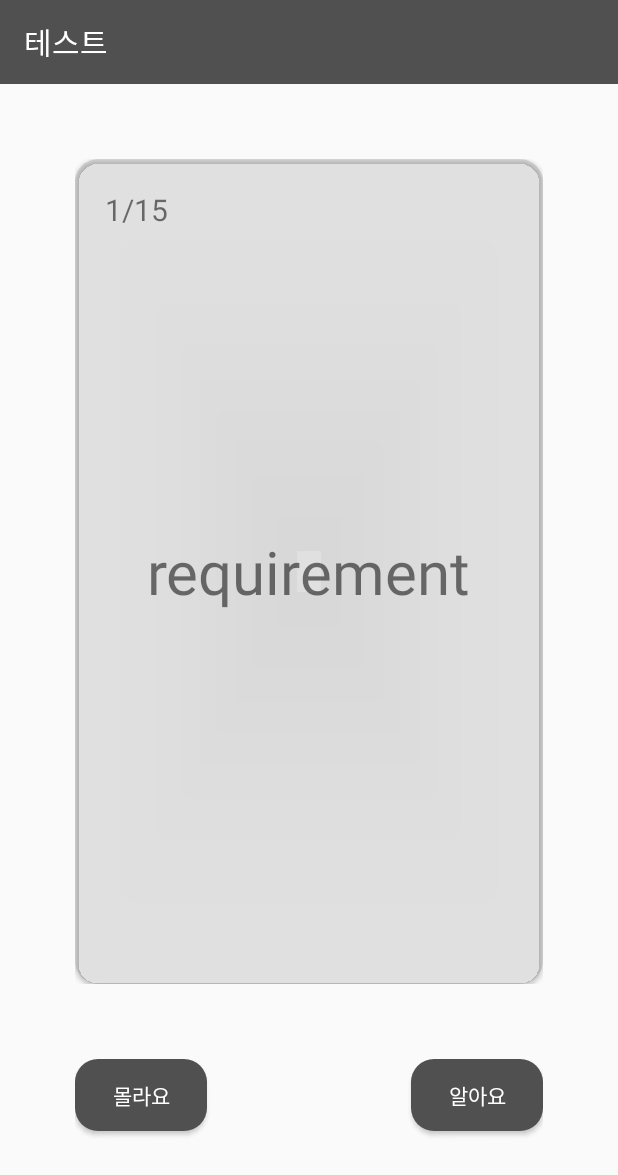
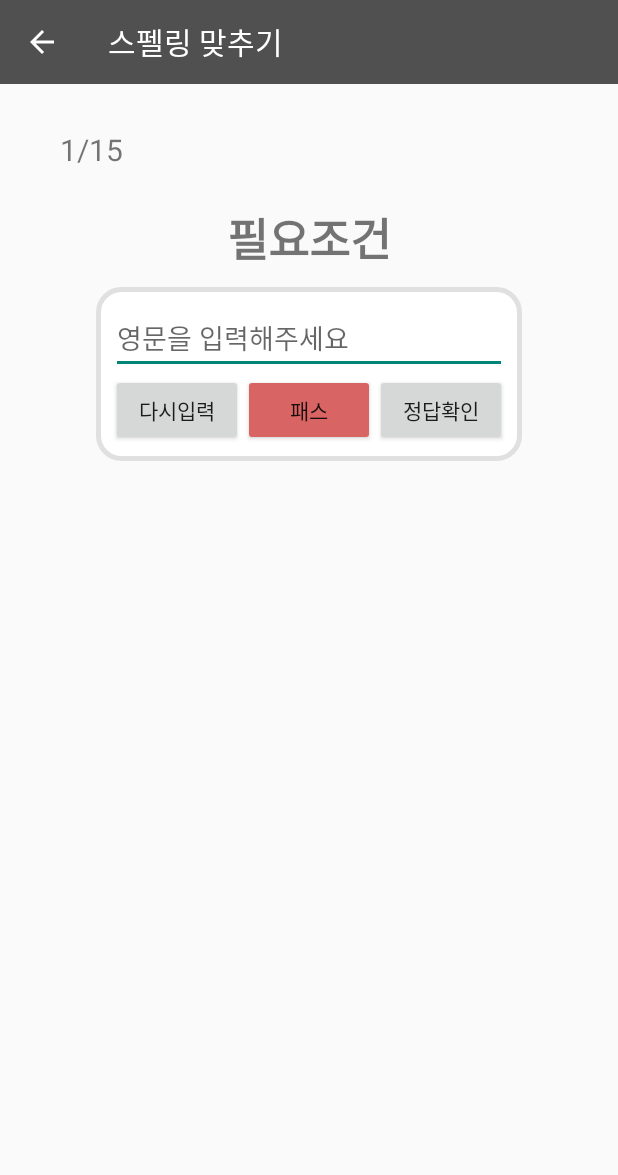
Before and after one commit to JooHui-void/-android-EnglishVocabulary-App, an Android app: the MainTestActivity screen opened directly, with no data from a screen before it, after a tap on an icon or button, on a phone screen of 412 x 824 dp. Shown: the top 1175 px of the screen. Run offline under Robolectric (Android 15) with nearby library versions, the phone set to English and light mode, and no system bars; our stand-ins replace ButterKnife, Room's generated code; 3 other taps on this screen came first.

Commit message:
alphabet test

```diff
--- a/app/src/main/java/com/example/vocaproject/AlphabetTest.java
+++ b/app/src/main/java/com/example/vocaproject/AlphabetTest.java
@@ -4,9 +4,19 @@ import static com.example.vocaproject.MainActivity.DAILY_VOCA_NUMBER;
 import static com.example.vocaproject.MainActivity.WORDBOOK_DAY_NUMBER;
 
 import androidx.appcompat.app.AppCompatActivity;
+import androidx.appcompat.widget.Toolbar;
 
+import android.content.ComponentName;
 import android.content.Intent;
+import android.content.res.ColorStateList;
+import android.graphics.Color;
 import android.os.Bundle;
+import android.os.Handler;
+import android.view.Menu;
+import android.view.MenuInflater;
+import android.view.MenuItem;
+import android.view.View;
+import android.widget.Button;
 import android.widget.EditText;
 import android.widget.TextView;
 import android.widget.Toast;
@@ -20,7 +30,7 @@ import butterknife.BindView;
 import butterknife.ButterKnife;
 import butterknife.OnClick;
 
-public class AlphabetTest extends AppCompatActivity {
+public class AlphabetTest extends AppCompatActivity implements View.OnClickListener{
 
     //@BindView(/*TextView 아이디*/)
     TextView korAnswer;
@@ -35,7 +45,8 @@ public class AlphabetTest extends AppCompatActivity {
     private List<WordBook> mTestWordBook;
     private int wordIndex = 0;
     private int day;
-
+    TextView wordcnt;
+    Button bt1,bt2,bt3;
     @Override
     protected void onCreate(Bundle savedInstanceState) {
         super.onCreate(savedInstanceState);
@@ -45,17 +56,37 @@ public class AlphabetTest extends AppCompatActivity {
         Intent intent = getIntent();
         day = intent.getIntExtra("VocaDay", 0);
 
+        Toolbar myToolbar=findViewById(R.id.alphabet_toolbar);
+        setSupportActionBar(myToolbar);
+        getSupportActionBar().setDisplayShowTitleEnabled(false);
+        getSupportActionBar().setDisplayHomeAsUpEnabled(true);
+
+        wordcnt=findViewById(R.id.testcnt);
+        korAnswer=findViewById(R.id.kor_word);
+        mKorAnswer=findViewById(R.id.type_word);
         mDb = AppDatabase.getInstance(this);
         mWordDao = mDb.wordDao();
         mWordBookDao = mDb.wordBookDao();
+        bt1=findViewById(R.id.re);
+        bt2=findViewById(R.id.pass);
+        bt3=findViewById(R.id.check);
+        bt1.setOnClickListener(this);
+        bt2.setOnClickListener(this);
+        bt3.setOnClickListener(this);
         startTest();
+        setView();
+    }
+
+    private void setView(){
+        wordcnt.setText(wordIndex+1+"/"+mTestWord.size());
+        korAnswer.setText(mTestWord.get(wordIndex).getWordKor());
     }
 
     // 인덱스, 단어장, 단어 초기화
     private void startTest() {
         wordIndex = 0;
 
-        if (true/*전체 테스트면*/) {
+        if (day==0) {
             mTestWordBook = mWordBookDao.getAllWordBook();
             mTestWord = mWordDao.getData();
         } else {
@@ -67,7 +98,7 @@ public class AlphabetTest extends AppCompatActivity {
 
     // 내가 적은 답이 틀렸는지 맞았는지 체크
     private boolean isCorrect(String answer){
-        if(mTestWord.get(wordIndex).getWordKor().equals(answer))
+        if(mTestWord.get(wordIndex).getWordEng().equals(answer))
             return true;
         else
             return false;
@@ -113,19 +144,71 @@ public class AlphabetTest extends AppCompatActivity {
         finish();
     }
 
-    @OnClick(/*입력버튼아이디*/)
-    public void onAnswerBtnClick(){
-        korAnswer.setText(mKorAnswer.getText());
 
-        if(isCorrect(korAnswer.toString())){
-            Toast.makeText(this, "맞았습니다!", Toast.LENGTH_SHORT);
-            mTestWord.get(wordIndex).setIsCorrect(1);
+
+    @Override
+    public void onClick(View v) {
+        switch(v.getId()){
+            case R.id.re:
+                mKorAnswer.setText(null);
+                break;
+            case R.id.pass:
+                mTestWord.get(wordIndex).setIsCorrect(0);
+                Toast.makeText(getApplicationContext(), "답은 "+ mTestWord.get(wordIndex).getWordEng() +" 입니다!", Toast.LENGTH_SHORT).show();
+                if(wordIndex<15){
+                    wordIndex++;
+                    setView();
+                }else{
+                    endTest();
+                }
+                break;
+            case R.id.check:
+                if(isCorrect(mKorAnswer.getText().toString())){
+                    Toast.makeText( getApplicationContext(), "맞았습니다!", Toast.LENGTH_SHORT).show();
+                    mKorAnswer.setText(null);
+                    mTestWord.get(wordIndex).setIsCorrect(0);
+                    if(wordIndex<15){
+                        wordIndex++;
+                        setView();
+                    }else{
+                        endTest();
+                    }
+                }
+                else{
+                    Toast.makeText( getApplicationContext(), "틀렸습니다!", Toast.LENGTH_SHORT).show();
+                    mKorAnswer.setText(null);
+                }
+
+                break;
         }
-        else{
-            Toast.makeText(this, "틀렸습니다!", Toast.LENGTH_SHORT);
-            mTestWord.get(wordIndex).setIsCorrect(0);
+
+    }
+
+
+    @Override
+    public boolean onOptionsItemSelected(MenuItem item) {
+
+        switch (item.getItemId()) {
+            case android.R.id.home:
+                Intent intent = new Intent();
+                ComponentName componentName =new ComponentName(
+                        "com.example.vocaproject",
+                        "com.example.vocaproject.TabActivity"
+                );
+                intent.setComponent(componentName);
+                startActivity(intent);
+                return true;
+            default:
+                return super.onOptionsItemSelected(item);
+
         }
-        //다음으로 넘어가기
-        //인덱스+1
+    }
+    @Override
+    public boolean onCreateOptionsMenu(Menu menu) {
+
+        MenuInflater menuInflater = getMenuInflater();
+
+
+        return true;
     }
 }
--- a/app/src/main/java/com/example/vocaproject/MainTestActivity.java
+++ b/app/src/main/java/com/example/vocaproject/MainTestActivity.java
@@ -58,6 +58,7 @@ public class MainTestActivity extends AppCompatActivity {
         Toolbar myToolbar=findViewById(R.id.toolbar);
         setSupportActionBar(myToolbar);
         getSupportActionBar().setDisplayShowTitleEnabled(false);
+        getSupportActionBar().setDisplayHomeAsUpEnabled(true);
         db = AppDatabase.getInstance(this);
 
         mWordDao = db.wordDao();
@@ -190,7 +191,7 @@ public class MainTestActivity extends AppCompatActivity {
                         case R.id.alphabet_button:
                             componentName =new ComponentName(
                                     "com.example.vocaproject",
-                                    "com.example.vocaproject.FlashCardTest"
+                                    "com.example.vocaproject.AlphabetTest"
                             );
                             intent.setComponent(componentName);
                             intent.putExtra("VocaDay",index);
@@ -212,7 +213,7 @@ public class MainTestActivity extends AppCompatActivity {
 
     @Override
     public boolean onOptionsItemSelected(MenuItem item) {
-        //return super.onOptionsItemSelected(item);
+
         switch (item.getItemId()) {
             case R.id.menu_settings:
                 Intent intent = new Intent();
--- a/app/src/main/res/layout/activity_alphabet_test.xml
+++ b/app/src/main/res/layout/activity_alphabet_test.xml
@@ -4,6 +4,115 @@
     xmlns:tools="http://schemas.android.com/tools"
     android:layout_width="match_parent"
     android:layout_height="match_parent"
-    tools:context=".AlphabetTest">
+    tools:context=".MainActivity">
+
+    <RelativeLayout
+        android:layout_width="match_parent"
+        android:layout_height="match_parent"
+        android:orientation="vertical"
+        tools:layout_editor_absoluteX="-184dp"
+        tools:layout_editor_absoluteY="-29dp">
+
+        <androidx.appcompat.widget.Toolbar
+            android:id="@+id/alphabet_toolbar"
+            android:layout_width="match_parent"
+            android:layout_height="wrap_content"
+            android:background="@color/deep_gray"
+            android:theme="@style/ThemeOverlay.AppCompat.Dark.ActionBar"
+
+            app:layout_constraintTop_toTopOf="parent">
+
+            <TextView
+                android:layout_width="wrap_content"
+                android:layout_height="wrap_content"
+                android:text="스펠링 맞추기"
+                android:textColor="@color/white"
+                android:textSize="20dp">
+
+            </TextView>
+        </androidx.appcompat.widget.Toolbar>
+
+        <RelativeLayout
+            android:layout_width="match_parent"
+            android:layout_height="match_parent"
+            android:layout_below="@id/alphabet_toolbar"
+            android:layout_marginStart="30dp"
+            android:layout_marginTop="30dp"
+            android:layout_marginEnd="30dp"
+            android:layout_marginBottom="30dp"
+            android:orientation="vertical">
+
+            <TextView
+                android:id="@+id/testcnt"
+                android:layout_width="wrap_content"
+                android:layout_height="wrap_content"
+                android:layout_weight="1"
+                android:paddingHorizontal="10dp"
+                android:text="1/15"
+                android:textSize="20dp" />
+
+            <TextView
+                android:id="@+id/kor_word"
+                android:layout_width="match_parent"
+                android:layout_height="wrap_content"
+                android:layout_marginTop="50dp"
+                android:layout_weight="1"
+                android:gravity="center_horizontal"
+                android:text="사과"
+                android:textSize="30dp"
+                android:textStyle="bold" />
+
+            <LinearLayout
+                android:layout_width="wrap_content"
+                android:layout_height="wrap_content"
+                android:layout_below="@id/kor_word"
+                android:layout_centerHorizontal="true"
+                android:layout_margin="10dp"
+                android:background="@drawable/linebox"
+                android:orientation="vertical"
+                android:padding="10dp">
+
+                <EditText
+                    android:id="@+id/type_word"
+                    android:layout_width="match_parent"
+                    android:layout_height="wrap_content"
+                    android:layout_centerHorizontal="true"
+                    android:layout_weight="1"
+                    android:hint="영문을 입력해주세요"
+                    android:inputType="text"
+                    android:maxLength="20" />
+
+                <LinearLayout
+                    android:layout_width="match_parent"
+                    android:layout_height="0dp"
+                    android:layout_weight="10"
+                    android:orientation="horizontal">
+
+                    <Button
+                        android:id="@+id/re"
+                        android:layout_width="wrap_content"
+                        android:layout_height="wrap_content"
+                        android:text="다시입력" />
+
+                    <Button
+                        android:id="@+id/pass"
+                        android:layout_width="wrap_content"
+                        android:layout_height="wrap_content"
+                        android:backgroundTint="@color/red"
+                        android:text="패스" />
+
+                    <Button
+                        android:id="@+id/check"
+                        android:layout_width="wrap_content"
+                        android:layout_height="wrap_content"
+                        android:text="정답확인" />
+
+                </LinearLayout>
+            </LinearLayout>
+
+        </RelativeLayout>
+
+
+    </RelativeLayout>
 
 </androidx.constraintlayout.widget.ConstraintLayout>
--- a/app/src/main/res/layout/activity_flash_card_test.xml
+++ b/app/src/main/res/layout/activity_flash_card_test.xml
@@ -118,7 +118,7 @@
                 android:layout_width="wrap_content"
                 android:layout_height="wrap_content"
                 android:background="@drawable/wordbook"
-                android:backgroundTint="@color/deep_gray"
+                android:backgroundTint="@color/red"
                 android:text="몰라요"
                 android:textColor="@color/white" />
 
@@ -128,7 +128,7 @@
                 android:layout_height="wrap_content"
                 android:layout_alignParentRight="true"
                 android:background="@drawable/wordbook"
-                android:backgroundTint="@color/deep_gray"
+                android:backgroundTint="@color/green"
                 android:text="알아요"
                 android:textColor="@color/white" />
 
--- a/app/src/main/res/values/colors.xml
+++ b/app/src/main/res/values/colors.xml
@@ -10,4 +10,6 @@
     <color name="gray">#e0e0e0</color>
     <color name="deep_gray">#505050</color>
     <color name="navy">#232940</color>
+    <color name="green">#51b34c</color>
+    <color name="red">#d86464</color>
 </resources>
```
Also changed, not shown: app/src/main/java/com/example/vocaproject/MeaningTest.java (+35 -0 lines), app/src/main/res/layout/activity_meaning_test.xml (+8 -5 lines), app/src/main/res/menu/backbutton_menu.xml (added, +16 -0 lines).
